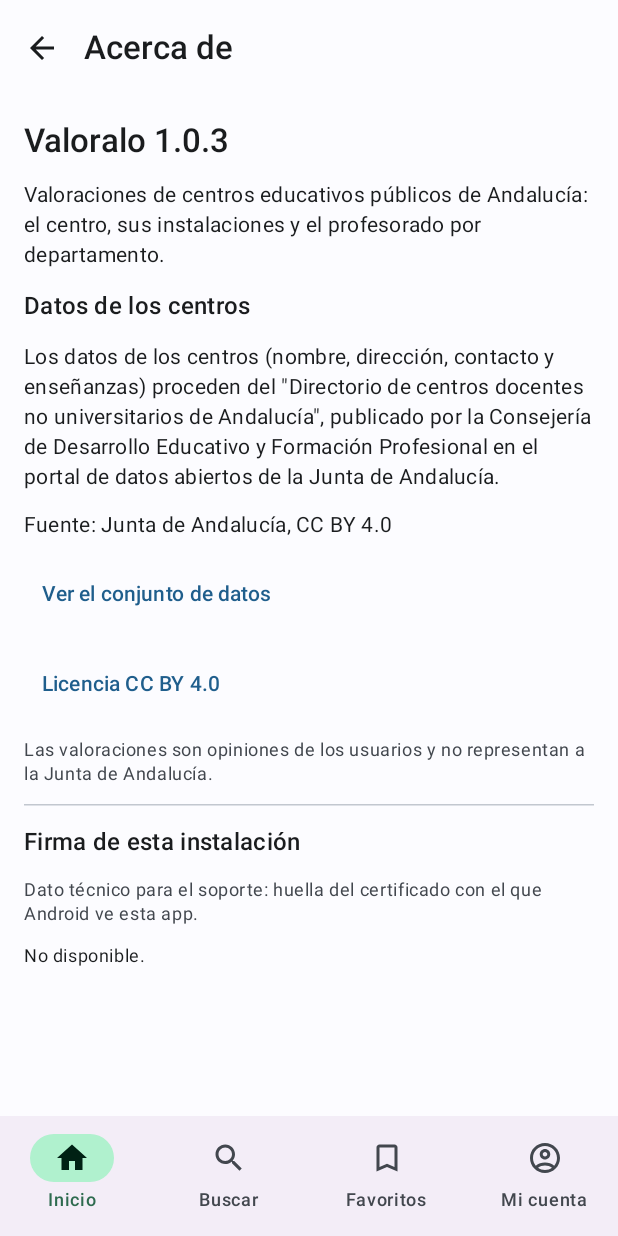
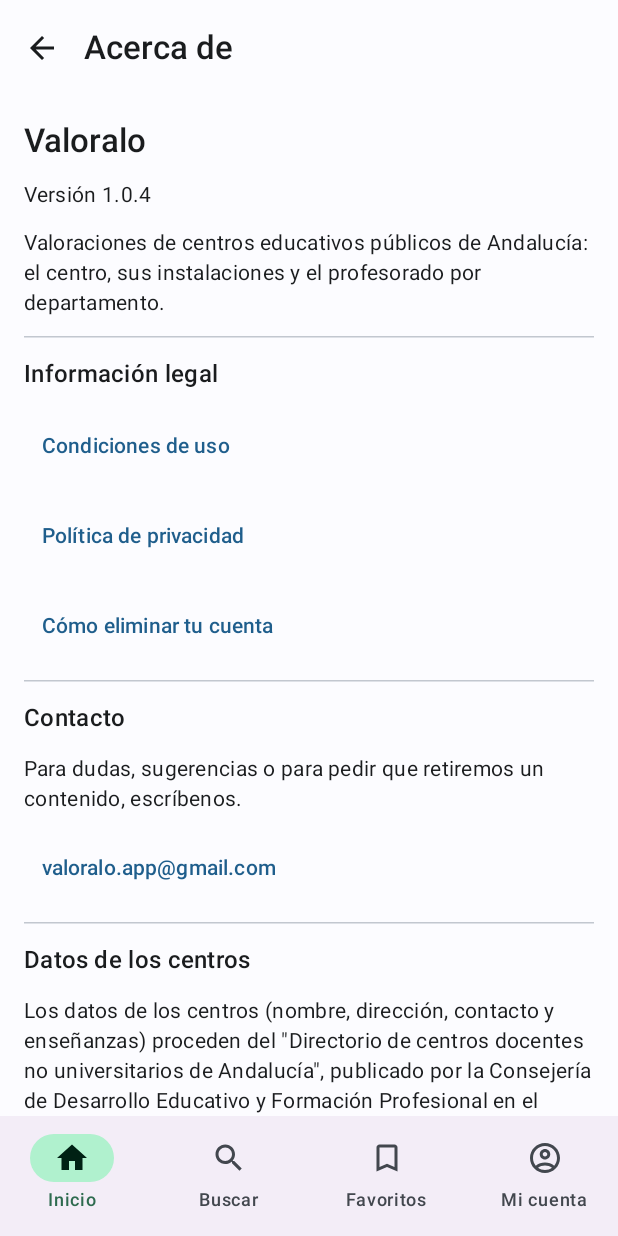
Before and after one commit to FernandoCaMo/valoralo-android, an Android app built with Jetpack Compose: the AboutScreen screen opened through its navigation route, on a phone screen of 412 x 824 dp. Run offline under Robolectric (Android 15) with nearby library versions, the phone set to English and light mode, and no system bars; our stand-ins replace Dagger/Hilt's generated code, Firebase (no records; nobody signed in at launch, a user with empty details on screens opened directly).

Commit message:
1.0.4: nada técnico para el usuario (errores solo con texto; detalle a Crashlytics y debug), Acerca de para usuarios, sin reintento con el selector; funciones marcan sus mensajes con paraUsuario; tres huellas de Play en decisiones

```diff
--- a/app/build.gradle.kts
+++ b/app/build.gradle.kts
@@ -33,8 +33,8 @@ android {
         minSdk = 26
         targetSdk = 36
         // Increase versionCode on every upload to Play.
-        versionCode = 4
-        versionName = "1.0.3"
+        versionCode = 5
+        versionName = "1.0.4"
 
         testInstrumentationRunner = "androidx.test.runner.AndroidJUnitRunner"
     }
--- a/app/src/main/java/com/valoralo/ui/account/AboutScreen.kt
+++ b/app/src/main/java/com/valoralo/ui/account/AboutScreen.kt
@@ -10,6 +10,7 @@ import androidx.compose.foundation.verticalScroll
 import androidx.compose.material.icons.Icons
 import androidx.compose.material.icons.automirrored.filled.ArrowBack
 import androidx.compose.material3.ExperimentalMaterial3Api
+import androidx.compose.material3.HorizontalDivider
 import androidx.compose.material3.Icon
 import androidx.compose.material3.IconButton
 import androidx.compose.material3.MaterialTheme
@@ -23,26 +24,21 @@ import androidx.compose.ui.platform.LocalUriHandler
 import androidx.compose.ui.semantics.heading
 import androidx.compose.ui.semantics.semantics
 import androidx.compose.ui.unit.dp
-import androidx.compose.foundation.text.selection.SelectionContainer
-import androidx.compose.material3.HorizontalDivider
-import androidx.compose.runtime.getValue
-import androidx.compose.runtime.mutableStateOf
-import androidx.compose.runtime.remember
-import androidx.compose.runtime.setValue
-import androidx.compose.ui.platform.LocalClipboardManager
-import androidx.compose.ui.platform.LocalContext
-import androidx.compose.ui.text.AnnotatedString
-import androidx.compose.ui.text.font.FontFamily
 import com.valoralo.BuildConfig
-import com.valoralo.data.auth.FirmaApp
+import com.valoralo.ui.components.CORREO_CONTACTO
 import com.valoralo.ui.components.FUENTE_DATOS
+import com.valoralo.ui.components.URL_CONDICIONES
 import com.valoralo.ui.components.URL_DATASET_CENTROS
+import com.valoralo.ui.components.URL_ELIMINAR_CUENTA
 import com.valoralo.ui.components.URL_LICENCIA_CC_BY
+import com.valoralo.ui.components.URL_PRIVACIDAD
 
+/** What a user needs: version, legal links, contact and the data attribution. Nothing technical. */
 @OptIn(ExperimentalMaterial3Api::class)
 @Composable
 fun AboutScreen(onVolver: () -> Unit) {
     val uriHandler = LocalUriHandler.current
+    val abrir: (String) -> Unit = { url -> runCatching { uriHandler.openUri(url) } }
     Scaffold(
         topBar = {
             TopAppBar(
@@ -65,14 +61,30 @@ fun AboutScreen(onVolver: () -> Unit) {
                 .padding(16.dp),
             verticalArrangement = Arrangement.spacedBy(12.dp),
         ) {
-            Text("Valoralo ${BuildConfig.VERSION_NAME}", style = MaterialTheme.typography.titleLarge)
+            Text("Valoralo", style = MaterialTheme.typography.titleLarge)
+            Text("Versión ${BuildConfig.VERSION_NAME}", style = MaterialTheme.typography.bodyMedium)
             Text(
                 "Valoraciones de centros educativos públicos de Andalucía: el centro, " +
                     "sus instalaciones y el profesorado por departamento.",
                 style = MaterialTheme.typography.bodyMedium,
             )
 
-            Text("Datos de los centros", style = MaterialTheme.typography.titleMedium, modifier = Modifier.semantics { heading() })
+            HorizontalDivider()
+            Titulo("Información legal")
+            TextButton(onClick = { abrir(URL_CONDICIONES) }) { Text("Condiciones de uso") }
+            TextButton(onClick = { abrir(URL_PRIVACIDAD) }) { Text("Política de privacidad") }
+            TextButton(onClick = { abrir(URL_ELIMINAR_CUENTA) }) { Text("Cómo eliminar tu cuenta") }
+
+            HorizontalDivider()
+            Titulo("Contacto")
+            Text(
+                "Para dudas, sugerencias o para pedir que retiremos un contenido, escríbenos.",
+                style = MaterialTheme.typography.bodyMedium,
+            )
+            TextButton(onClick = { abrir("mailto:$CORREO_CONTACTO") }) { Text(CORREO_CONTACTO) }
+
+            HorizontalDivider()
+            Titulo("Datos de los centros")
             Text(
                 "Los datos de los centros (nombre, dirección, contacto y enseñanzas) proceden del " +
                     "\"Directorio de centros docentes no universitarios de Andalucía\", publicado por la " +
@@ -81,51 +93,19 @@ fun AboutScreen(onVolver: () -> Unit) {
                 style = MaterialTheme.typography.bodyMedium,
             )
             Text(FUENTE_DATOS, style = MaterialTheme.typography.bodyMedium)
-            TextButton(onClick = { runCatching { uriHandler.openUri(URL_DATASET_CENTROS) } }) {
-                Text("Ver el conjunto de datos")
-            }
-            TextButton(onClick = { runCatching { uriHandler.openUri(URL_LICENCIA_CC_BY) } }) {
-                Text("Licencia CC BY 4.0")
-            }
+            TextButton(onClick = { abrir(URL_DATASET_CENTROS) }) { Text("Ver el conjunto de datos") }
+            TextButton(onClick = { abrir(URL_LICENCIA_CC_BY) }) { Text("Licencia CC BY 4.0") }
             Text(
-                "Las valoraciones son opiniones de los usuarios y no representan a la Junta de Andalucía.",
+                "Valoralo es un proyecto independiente: no está vinculado a la Junta de Andalucía ni a ningún centro. " +
+                    "Las valoraciones son opiniones de los usuarios.",
                 style = MaterialTheme.typography.bodySmall,
                 color = MaterialTheme.colorScheme.onSurfaceVariant,
             )
-            FirmaInstalacion()
         }
     }
 }
 
-/**
- * Technical: the certificate Android sees for this installation. Google sign-in only works if its SHA-1
- * is registered in Firebase; with Play's key rotation it may differ from the one Play Console shows first.
- */
 @Composable
-private fun FirmaInstalacion() {
-    val context = LocalContext.current
-    val certificados = remember { FirmaApp.certificados(context) }
-    val portapapeles = LocalClipboardManager.current
-    var copiado by remember { mutableStateOf(false) }
-    HorizontalDivider()
-    Text("Firma de esta instalación", style = MaterialTheme.typography.titleMedium, modifier = Modifier.semantics { heading() })
-    Text(
-        "Dato técnico para el soporte: huella del certificado con el que Android ve esta app.",
-        style = MaterialTheme.typography.bodySmall,
-        color = MaterialTheme.colorScheme.onSurfaceVariant,
-    )
-    if (certificados.isEmpty()) {
-        Text("No disponible.", style = MaterialTheme.typography.bodySmall)
-        return
-    }
-    val texto = certificados.joinToString("\n\n") { c ->
-        (if (c.actual) "Actual" else "Anterior (rotación de clave)") + "\nSHA-1: ${c.sha1}\nSHA-256: ${c.sha256}"
-    }
-    SelectionContainer {
-        Text(texto, style = MaterialTheme.typography.bodySmall.copy(fontFamily = FontFamily.Monospace))
-    }
-    TextButton(onClick = {
-        portapapeles.setText(AnnotatedString("Valoralo ${BuildConfig.VERSION_NAME} (${BuildConfig.VERSION_CODE})\n$texto"))
-        copiado = true
-    }) { Text(if (copiado) "Copiado" else "Copiar las huellas") }
+private fun Titulo(texto: String) {
+    Text(texto, style = MaterialTheme.typography.titleMedium, modifier = Modifier.semantics { heading() })
 }
--- a/app/src/main/java/com/valoralo/ui/account/AccountScreen.kt
+++ b/app/src/main/java/com/valoralo/ui/account/AccountScreen.kt
@@ -95,7 +95,7 @@ fun AccountScreen(
         HorizontalDivider(Modifier.padding(top = 8.dp))
         Opcion(Icons.Outlined.Gavel, "Condiciones de uso") { runCatching { uriHandler.openUri(URL_CONDICIONES) } }
         Opcion(Icons.Outlined.Policy, "Política de privacidad", onClick = abrirPrivacidad)
-        Opcion(Icons.Outlined.Info, "Acerca de", "Versión, fuente de los datos y licencia", onClick = onAcercaDe)
+        Opcion(Icons.Outlined.Info, "Acerca de", "Versión, información legal y contacto", onClick = onAcercaDe)
         if (sesion is Sesion.Iniciada) {
             val context = LocalContext.current
             Opcion(Icons.AutoMirrored.Filled.Logout, "Cerrar sesión", flecha = false) { viewModel.cerrarSesion(context) }
--- a/app/src/main/java/com/valoralo/ui/account/CuentaViewModels.kt
+++ b/app/src/main/java/com/valoralo/ui/account/CuentaViewModels.kt
@@ -31,15 +31,15 @@ import javax.inject.Inject
 private val ZONA = ZoneId.of("Europe/Madrid")
 
 /**
- * Google sign-in failures go to Crashlytics as non-fatal (type and code) and reach the screen with
- * "Código 16 · GetCredentialCancellationException", so testers can report them (no personal data).
+ * Google sign-in failures go to Crashlytics as non-fatal (type, code, installed signature; no personal
+ * data). The screen only shows the user text (plus the cause in debug builds).
  */
 private suspend fun informando(operacion: String, context: Context, accion: suspend () -> Unit) {
     try {
         accion()
     } catch (e: ErrorCuenta) {
         InformeErrores.noFatal(operacion, e, FirmaApp.certificados(context))
-        throw e.conCodigoVisible()
+        throw e
     }
 }
 
--- a/app/src/main/java/com/valoralo/ui/components/Fuente.kt
+++ b/app/src/main/java/com/valoralo/ui/components/Fuente.kt
@@ -11,3 +11,5 @@ const val URL_LICENCIA_CC_BY = "https://creativecommons.org/licenses/by/4.0/deed
 /** Provisional privacy policy page (Firebase Hosting, web/privacidad.html) until Phase 7. */
 const val URL_PRIVACIDAD = "https://valoralo-dc735.web.app/privacidad.html"
 const val URL_CONDICIONES = "https://valoralo-dc735.web.app/condiciones.html"
+const val URL_ELIMINAR_CUENTA = "https://valoralo-dc735.web.app/eliminar-cuenta.html"
+const val CORREO_CONTACTO = "valoralo.app@gmail.com"
```
Also changed, not shown: app/src/main/java/com/valoralo/data/auth/ErroresCuenta.kt (+13 -57 lines), app/src/main/java/com/valoralo/data/auth/GoogleSignIn.kt (+5 -30 lines), app/src/main/java/com/valoralo/data/valoraciones/ValoracionRepository.kt (+7 -2 lines), 6 other files.
